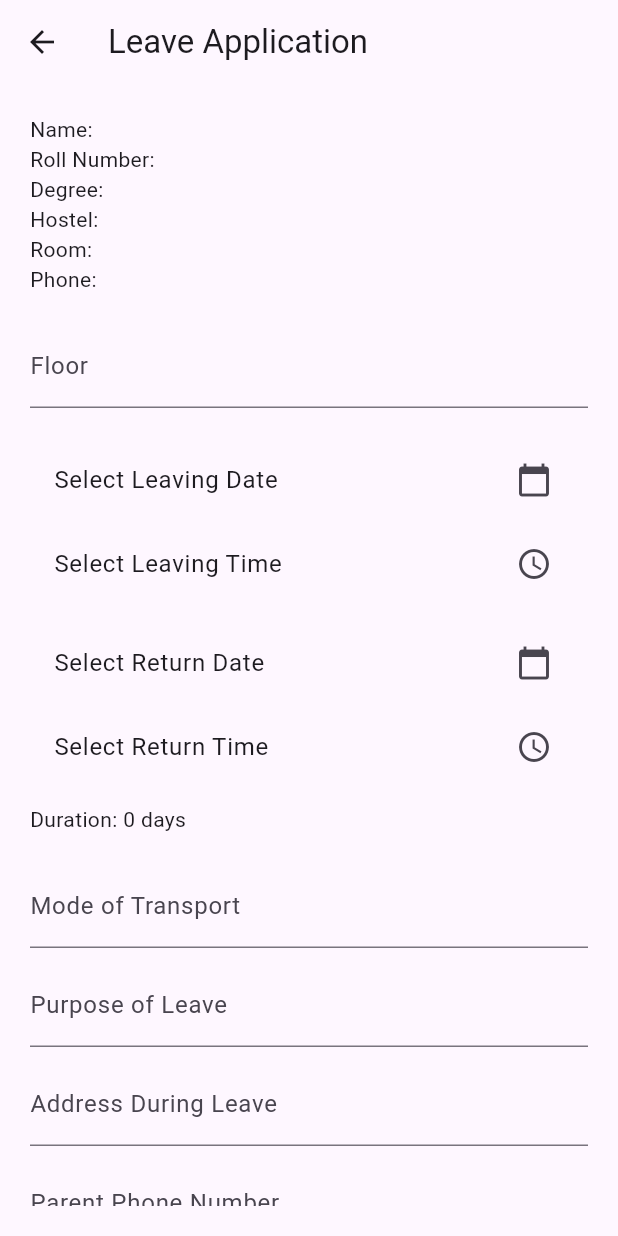
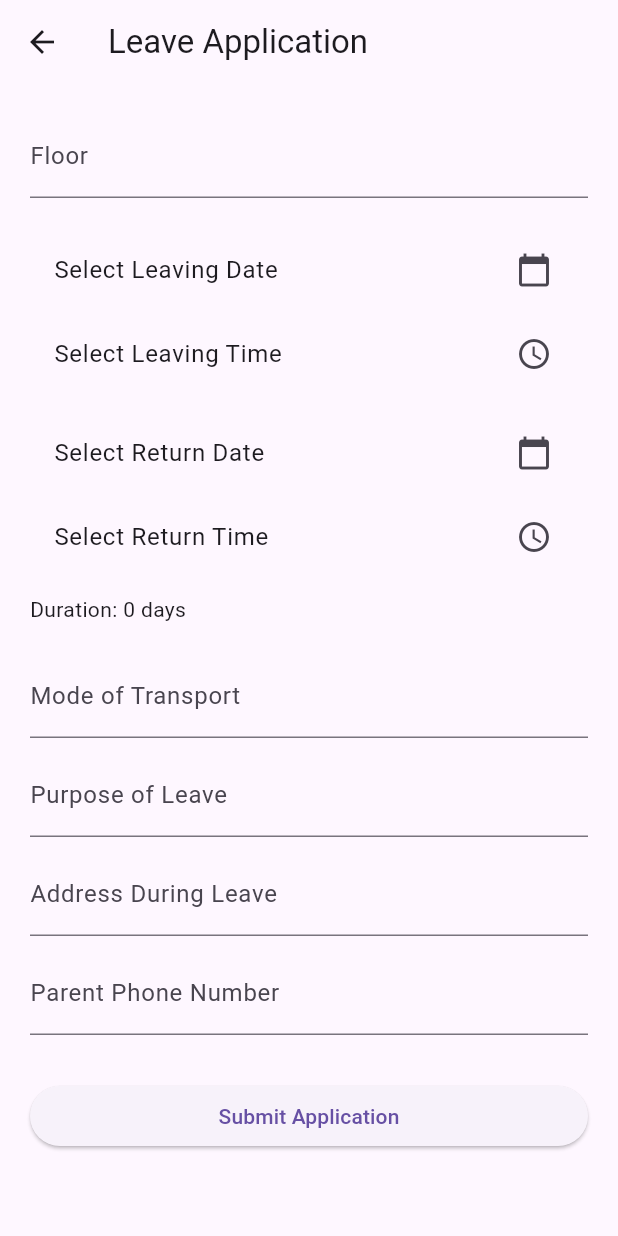
Before and after one commit to Snehashish-M/FINAL_gate_app, a Flutter app: the LeaveApplication screen opened directly, on a phone screen of 412 x 824 dp. Run offline on Flutter 3.47's test engine with Material 3 defaults, Android fonts, the phone set to English and light mode, and no system bars; our stand-ins replace cloud_firestore, firebase_auth, firebase_core, firebase_storage, image_picker, qr_flutter; accounts and stored records are empty.

Commit message:
Hide profile data from portal screens while retaining for QR code generation
- Remove visible profile information display from Leave Application portal
- Remove visible profile information display from Hostel Exit portal
- Remove visible profile information display from Day Scholar portal
- Keep profile data loaded and used for QR code generation in all three portals
- Streamline UI by only showing necessary input fields

Co-Authored-By: Claude Opus 4.6 <noreply@anthropic.com>

```diff
--- a/lib/screens/day_scholar.dart
+++ b/lib/screens/day_scholar.dart
@@ -96,13 +96,6 @@ class _DayScholarState extends State<DayScholar> {
               child: ListView(
                 children: [
 
-                  Text("Name: ${userData!["name"]}"),
-                  Text("Roll Number: ${userData!["rollNumber"]}"),
-                  Text("Degree: ${userData!["degree"]}"),
-                  Text("Phone: ${userData!["phone"]}"),
-
-                  const SizedBox(height: 20),
-
                   TextField(
                     controller: placeController,
                     decoration: const InputDecoration(
--- a/lib/screens/hostel_exit.dart
+++ b/lib/screens/hostel_exit.dart
@@ -96,13 +96,6 @@ class _HostelExitState extends State<HostelExit> {
               child: ListView(
                 children: [
 
-                  Text("Name: ${userData!["name"]}"),
-                  Text("Roll: ${userData!["rollNumber"]}"),
-                  Text("Hostel: ${userData!["hostel"]}"),
-                  Text("Room: ${userData!["roomNumber"]}"),
-
-                  const SizedBox(height: 20),
-
                   TextField(
                     controller: destinationController,
                     decoration: const InputDecoration(
--- a/lib/screens/leave_application.dart
+++ b/lib/screens/leave_application.dart
@@ -171,15 +171,6 @@ class _LeaveApplicationState extends State<LeaveApplication> {
               child: ListView(
                 children: [
 
-                  Text("Name: ${userData!["name"]}"),
-                  Text("Roll Number: ${userData!["rollNumber"]}"),
-                  Text("Degree: ${userData!["degree"]}"),
-                  Text("Hostel: ${userData!["hostel"]}"),
-                  Text("Room: ${userData!["roomNumber"]}"),
-                  Text("Phone: ${userData!["phone"]}"),
-
-                  const SizedBox(height: 20),
-
                   TextField(
                     controller: floorController,
                     decoration: const InputDecoration(labelText: "Floor"),
```
